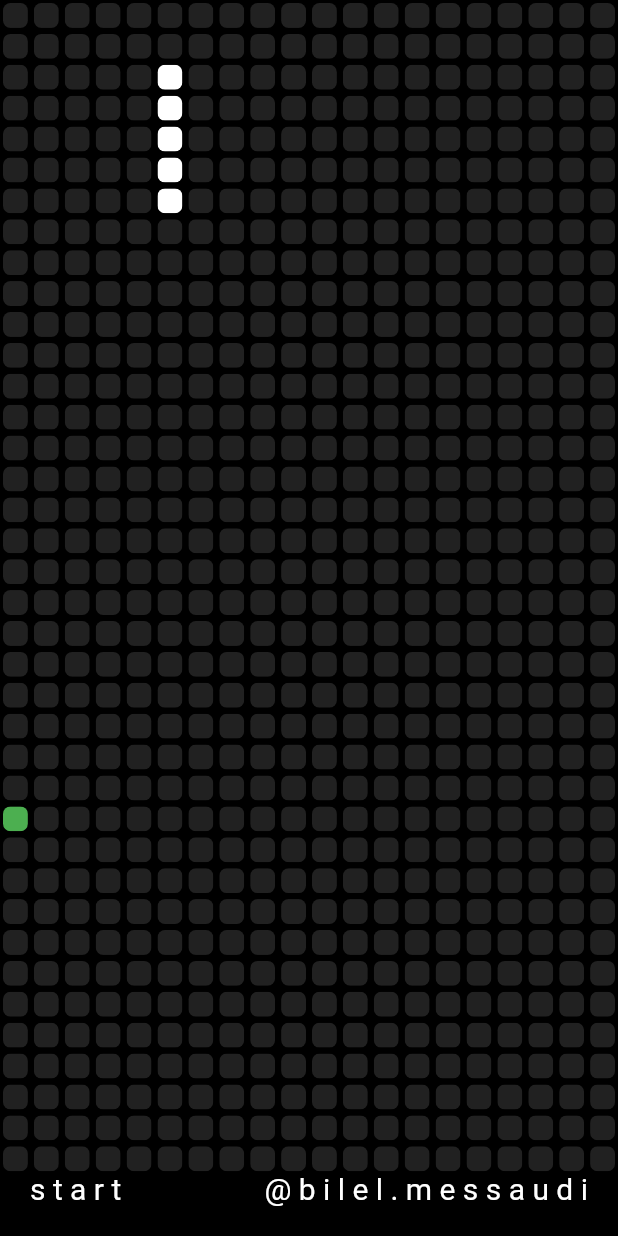
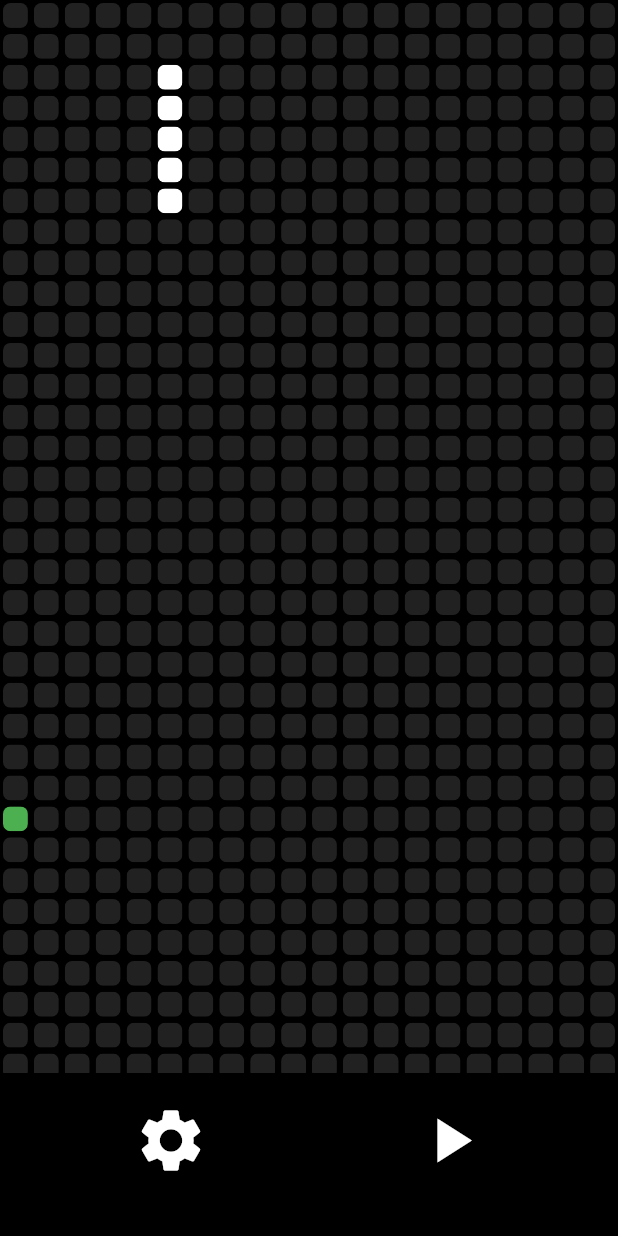
Before and after one commit to bmessaoudi/snake-game-flutter, a Flutter app: the screen it shows after launch, on a phone screen of 412 x 824 dp. Run offline on Flutter 3.47's test engine with Material 2 defaults, Android fonts, the phone set to English and light mode, and no system bars.

Commit message:
refactoringstart button with icon button and add settings icon button

```diff
--- a/lib/main.dart
+++ b/lib/main.dart
@@ -27,7 +27,7 @@ class HomePage extends StatefulWidget {
 
 class _HomePageState extends State<HomePage> {
   static List<int> snakePosition = [45, 65, 85, 105, 125];
-  int numberOfSquares = 760;
+  int numberOfSquares = 700;
   var direction = 'down';
   bool gameStarted = false;
   static var randomNumber = Random();
@@ -42,7 +42,7 @@ class _HomePageState extends State<HomePage> {
       gameStarted = true;
       direction = 'down';
       snakePosition = [45, 65, 85, 105, 125];
-      const duration = Duration(milliseconds: 100);
+      const duration = Duration(milliseconds: 300);
       Timer.periodic(duration, (timer) {
         updateSnake();
         if (gameOver()) {
@@ -58,15 +58,15 @@ class _HomePageState extends State<HomePage> {
     setState(() {
       switch (direction) {
         case 'down':
-          if (snakePosition.last > 740) {
-            snakePosition.add(snakePosition.last + 20 - 760);
+          if (snakePosition.last > (numberOfSquares - 20)) {
+            snakePosition.add(snakePosition.last + 20 - numberOfSquares);
           } else {
             snakePosition.add(snakePosition.last + 20);
           }
           break;
         case 'up':
           if (snakePosition.last < 20) {
-            snakePosition.add(snakePosition.last - 20 + 760);
+            snakePosition.add(snakePosition.last - 20 + numberOfSquares);
           } else {
             snakePosition.add(snakePosition.last - 20);
           }
@@ -192,21 +192,27 @@ class _HomePageState extends State<HomePage> {
             ),
           ),
           Padding(
-            padding:
-                const EdgeInsets.only(bottom: 20.0, left: 20.0, right: 20.0),
+            padding: const EdgeInsets.all(20.0),
             child: Row(
-              mainAxisAlignment: MainAxisAlignment.spaceBetween,
+              mainAxisAlignment: MainAxisAlignment.spaceAround,
               children: <Widget>[
-                GestureDetector(
-                  onTap: startGame,
-                  child: const Text(
-                    "s t a r t",
-                    style: TextStyle(color: Colors.white, fontSize: 20),
+                IconButton(
+                  padding: const EdgeInsets.only(bottom: 45.0),
+                  onPressed: () => {},
+                  icon: const Icon(
+                    Icons.settings,
+                    color: Colors.white,
+                    size: 50.0,
                   ),
                 ),
-                const Text(
-                  "@ b i l e l . m e s s a u d i",
-                  style: TextStyle(color: Colors.white, fontSize: 20),
+                IconButton(
+                  padding: const EdgeInsets.only(bottom: 45.0),
+                  onPressed: startGame,
+                  icon: const Icon(
+                    Icons.play_arrow,
+                    color: Colors.white,
+                    size: 50.0,
+                  ),
                 ),
               ],
             ),
```
